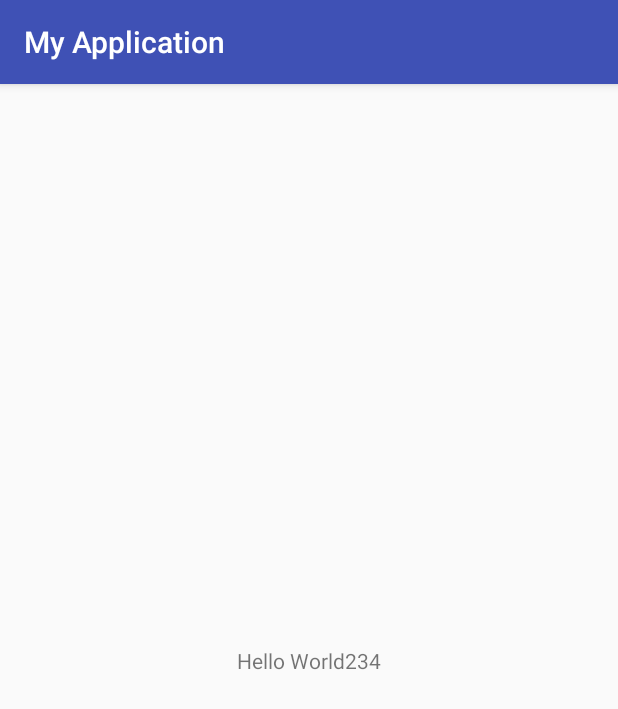
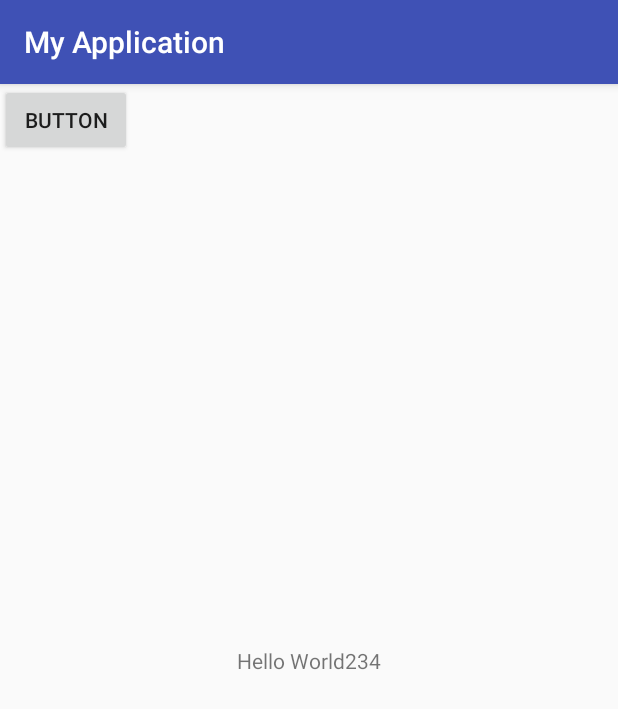
Before and after one commit to bishop130/practice, an Android app: the screen it shows after launch (MainActivity), on a phone screen of 412 x 824 dp. Shown: the top 709 px of the screen. Run offline under Robolectric (Android 15) with nearby library versions, the phone set to English and light mode, and no system bars.

Commit message:
버튼 추가

```diff
--- a/app/src/main/res/layout/activity_main.xml
+++ b/app/src/main/res/layout/activity_main.xml
@@ -15,4 +15,12 @@
         app:layout_constraintRight_toRightOf="parent"
         app:layout_constraintTop_toTopOf="parent" />
 
+    <Button
+        android:id="@+id/button"
+        android:layout_width="wrap_content"
+        android:layout_height="wrap_content"
+        android:text="Button"
+        tools:layout_editor_absoluteX="147dp"
+        tools:layout_editor_absoluteY="80dp" />
+
 </android.support.constraint.ConstraintLayout>
```
